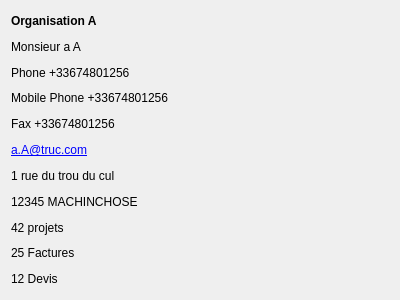
The window that src/widgets/customerdatawidget.ui (FACT-Team/FactDev) describes before a commit, drawn with Qt 5.
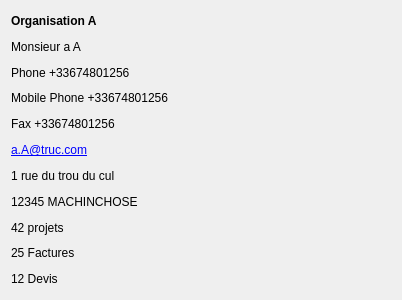
The same window after the commit. Icons and pictures are not drawn.

Patch:
```diff
--- a/src/widgets/customerdatawidget.ui
+++ b/src/widgets/customerdatawidget.ui
@@ -74,6 +74,16 @@
      </item>
      <item row="0" column="0">
       <widget class="QLabel" name="lbCompany">
+       <property name="minimumSize">
+        <size>
+         <width>380</width>
+         <height>0</height>
+        </size>
+       </property>
+       <property name="styleSheet">
+        <string notr="true">background: url(:/icons/customer24) 100% 100% no-repeat;
+background-position:left;</string>
+       </property>
        <property name="text">
         <string>&lt;b&gt;Organisation A&lt;/b&gt;</string>
        </property>
```
